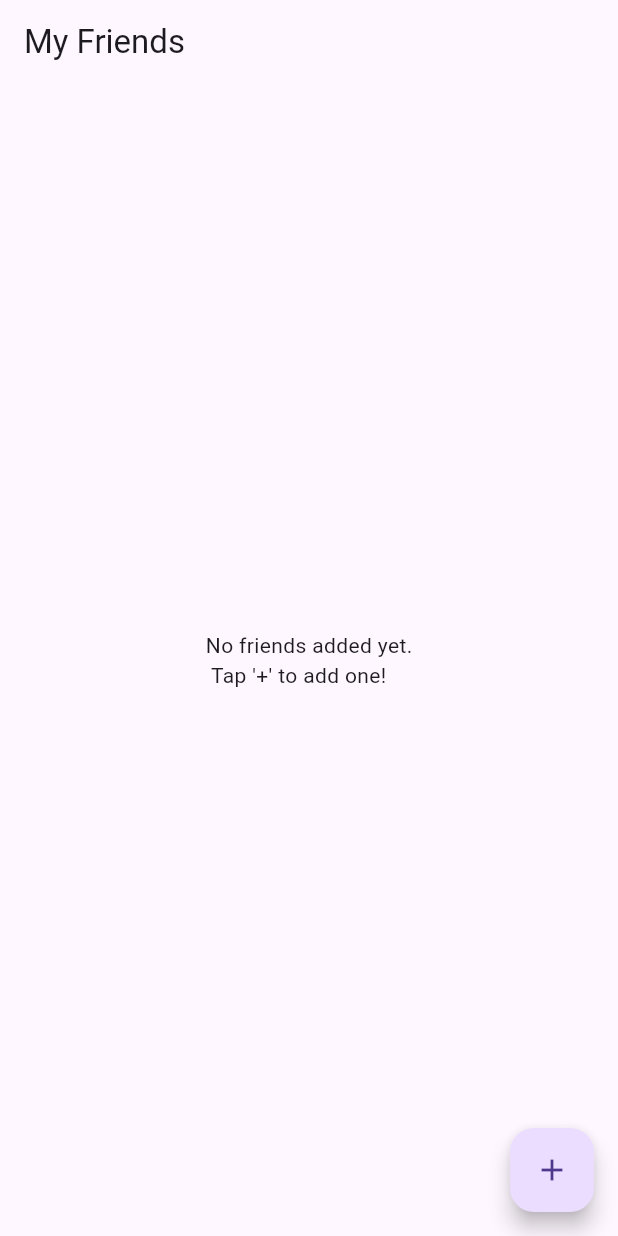
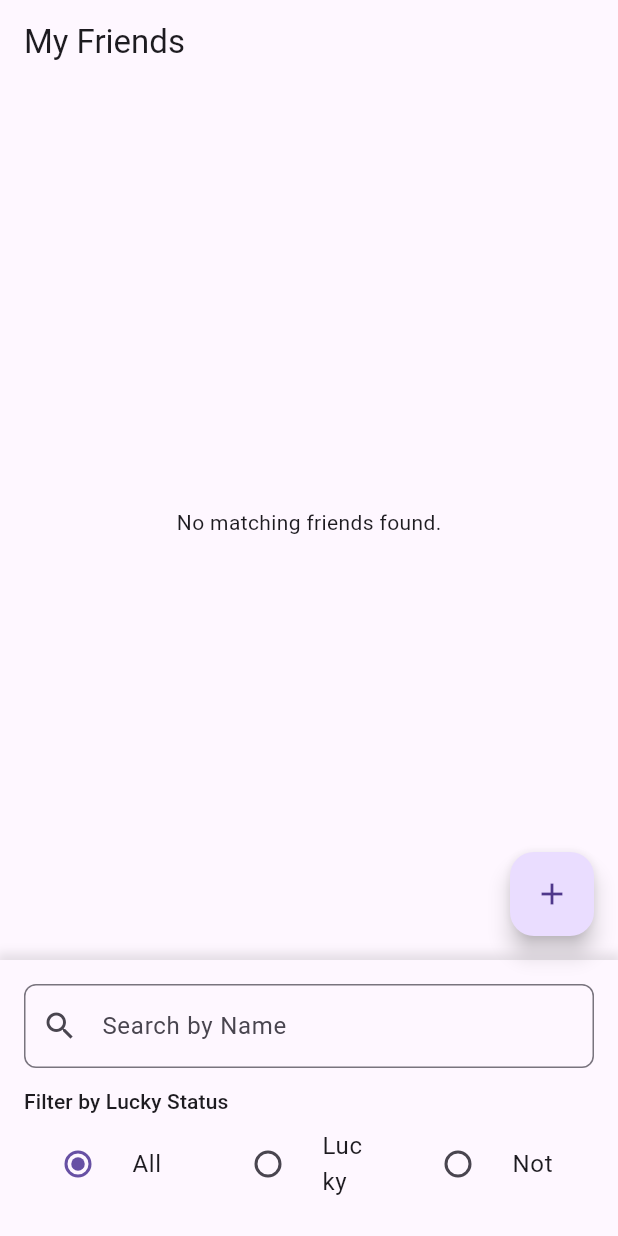
Before and after one commit to DaikiHori/PokeGoFriends, a Flutter app: the screen it shows after launch, on a phone screen of 412 x 824 dp. Run offline on Flutter 3.47's test engine with Material 3 defaults, Android fonts, the phone set to English and light mode, and no system bars; our stand-ins replace sqflite; accounts and stored records are empty.

Commit message:
Search function:検索機能実装

```diff
--- a/lib/l10n/app_en.arb
+++ b/lib/l10n/app_en.arb
@@ -41,5 +41,11 @@
         "example": "John Doe"
       }
     }
+  },
+  "searchByNameLabel": "Search by Name",
+  "filterByLuckyLabel": "Filter by Lucky Status",
+  "luckyFilterAll": "All",
+  "luckyFilterLuckyOnly": "Lucky",
+  "luckyFilterNotLucky": "Not",
+  "noMatchingFriendsMessage": "No matching friends found."
 }
-}
--- a/lib/l10n/app_localizations.dart
+++ b/lib/l10n/app_localizations.dart
@@ -253,6 +253,42 @@ abstract class AppLocalizations {
   /// In en, this message translates to:
   /// **'Friend \"{name}\" deleted.'**
   String friendDeletedMessage(String name);
+
+  /// No description provided for @searchByNameLabel.
+  ///
+  /// In en, this message translates to:
+  /// **'Search by Name'**
+  String get searchByNameLabel;
+
+  /// No description provided for @filterByLuckyLabel.
+  ///
+  /// In en, this message translates to:
+  /// **'Filter by Lucky Status'**
+  String get filterByLuckyLabel;
+
+  /// No description provided for @luckyFilterAll.
+  ///
+  /// In en, this message translates to:
+  /// **'All'**
+  String get luckyFilterAll;
+
+  /// No description provided for @luckyFilterLuckyOnly.
+  ///
+  /// In en, this message translates to:
+  /// **'Lucky'**
+  String get luckyFilterLuckyOnly;
+
+  /// No description provided for @luckyFilterNotLucky.
+  ///
+  /// In en, this message translates to:
+  /// **'Not'**
+  String get luckyFilterNotLucky;
+
+  /// No description provided for @noMatchingFriendsMessage.
+  ///
+  /// In en, this message translates to:
+  /// **'No matching friends found.'**
+  String get noMatchingFriendsMessage;
 }
 
 class _AppLocalizationsDelegate
--- a/lib/l10n/app_localizations_en.dart
+++ b/lib/l10n/app_localizations_en.dart
@@ -100,4 +100,22 @@ class AppLocalizationsEn extends AppLocalizations {
   String friendDeletedMessage(String name) {
     return 'Friend \"$name\" deleted.';
   }
+
+  @override
+  String get searchByNameLabel => 'Search by Name';
+
+  @override
+  String get filterByLuckyLabel => 'Filter by Lucky Status';
+
+  @override
+  String get luckyFilterAll => 'All';
+
+  @override
+  String get luckyFilterLuckyOnly => 'Lucky';
+
+  @override
+  String get luckyFilterNotLucky => 'Not';
+
+  @override
+  String get noMatchingFriendsMessage => 'No matching friends found.';
 }
--- a/lib/screens/friends_list_page.dart
+++ b/lib/screens/friends_list_page.dart
@@ -3,10 +3,16 @@
 import 'package:flutter/material.dart';
 import '../database/database_helper.dart';
 import '../l10n/app_localizations.dart';
-import '../models/friend.dart';      // Friendモデルクラスをインポート
+import '../models/friend.dart'; // Friendモデルクラスをインポート
 import 'package:poke_go_friends/screens/add_friend_page.dart'; // AddFriendPageへ遷移するため
 import 'package:url_launcher/url_launcher.dart'; // URLを開くためのパッケージ
 
+// luckyによるフィルタリングの状態を定義するenum
+enum LuckyFilter {
+  all, // 全ての友達
+  luckyOnly, // luckyが1の友達のみ
+  notLucky // luckyが0の友達のみ
+}
 // FriendsListPageは、データベースから友達のリストを表示するためのステートフルウィジェットです。
 class FriendsListPage extends StatefulWidget {
   const FriendsListPage({super.key});
@@ -16,8 +22,18 @@ class FriendsListPage extends StatefulWidget {
 }
 
 class _FriendsListPageState extends State<FriendsListPage> {
-  // 友達のリストを保持する変数
+  // 友達の全リスト（フィルタリング前）
   List<Friend> _friends = [];
+
+  // フィルタリング後の表示用リスト
+  List<Friend> _filteredFriends = [];
+
+  // 検索バーのテキスト入力用コントローラー
+  final TextEditingController _searchController = TextEditingController();
+
+  // 選択されているluckyフィルタ
+  LuckyFilter _selectedLuckyFilter = LuckyFilter.all;
+
   // データがロード中かどうかを示すフラグ
   bool _isLoading = true;
 
@@ -25,6 +41,17 @@ class _FriendsListPageState extends State<FriendsListPage> {
   void initState() {
     super.initState();
     _loadFriends(); // ウィジェットが初期化されたときに友達のリストをロード
+
+    // 検索テキストの変更をリッスンし、フィルタリングを再実行
+    _searchController.addListener(() {
+      _filterFriends();
+    });
+  }
+
+  @override
+  void dispose() {
+    _searchController.dispose(); // コントローラーを破棄
+    super.dispose();
   }
 
   // データベースから友達のリストをロードする非同期メソッド
@@ -39,6 +66,7 @@ class _FriendsListPageState extends State<FriendsListPage> {
         _friends = loadedFriends; // 取得したリストを更新
         _isLoading = false; // ロード完了
       });
+      _filterFriends(); // データロード後、初期フィルタリングを実行
     } catch (e) {
       // エラー処理
       if (!mounted) return;
@@ -81,7 +109,8 @@ class _FriendsListPageState extends State<FriendsListPage> {
         // 削除成功時のフィードバック
         if (!mounted) return;
         ScaffoldMessenger.of(context).showSnackBar(
-          SnackBar(content: Text(AppLocalizations.of(context).friendDeletedMessage(name))),
+          SnackBar(content: Text(
+              AppLocalizations.of(context).friendDeletedMessage(name))),
         );
         _loadFriends(); // リストを再ロードしてUIを更新
       } catch (e) {
@@ -105,6 +134,30 @@ class _FriendsListPageState extends State<FriendsListPage> {
     }
   }
 
+  // 友達リストをフィルタリングするメソッド
+  void _filterFriends() {
+    final String searchText = _searchController.text.toLowerCase();
+    setState(() {
+      _filteredFriends = _friends.where((friend) {
+        // 名前によるフィルタリング
+        final bool nameMatches = searchText.isEmpty ||
+            friend.name.toLowerCase().contains(searchText);
+
+        // luckyフィルタによるフィルタリング
+        final bool luckyMatches;
+        if (_selectedLuckyFilter == LuckyFilter.luckyOnly) {
+          luckyMatches = friend.lucky == 1;
+        } else if (_selectedLuckyFilter == LuckyFilter.notLucky) {
+          luckyMatches = friend.lucky == 0;
+        } else {
+          luckyMatches = true; // LuckyFilter.all の場合
+        }
+
+        return nameMatches && luckyMatches;
+      }).toList();
+    });
+  }
+
   @override
   Widget build(BuildContext context) {
     final localizations = AppLocalizations.of(context);
@@ -114,17 +167,21 @@ class _FriendsListPageState extends State<FriendsListPage> {
         title: Text(localizations.friendsListPageTitle), // ページのタイトル
       ),
       body: _isLoading
-          ? const Center(child: CircularProgressIndicator()) // ロード中はプログレスインジケータを表示
-          : _friends.isEmpty
-          ? Center(child: Text(localizations.noFriendsMessage)) // 友達がいない場合のメッセージ
+          ? const Center(
+          child: CircularProgressIndicator()) // ロード中はプログレスインジケータを表示
+          : _filteredFriends.isEmpty
+          ? Center(
+          child: Text(localizations.noMatchingFriendsMessage)) // 友達がいない場合のメッセージ
           : ListView.builder(
-        itemCount: _friends.length,
+        itemCount: _filteredFriends.length, // フィルタリング後のリストの件数を使用
         itemBuilder: (context, index) {
-          final friend = _friends[index];
+          final friend = _filteredFriends[index];
           return Card( // 各友達をカードで表示
-            margin: const EdgeInsets.symmetric(horizontal: 16.0, vertical: 8.0),
+            margin: const EdgeInsets.symmetric(
+                horizontal: 16.0, vertical: 8.0),
             elevation: 4.0,
-            shape: RoundedRectangleBorder(borderRadius: BorderRadius.circular(12.0)),
+            shape: RoundedRectangleBorder(
+                borderRadius: BorderRadius.circular(12.0)),
             child: ListTile(
               contentPadding: const EdgeInsets.all(16.0),
               title: Row(
@@ -147,22 +204,28 @@ class _FriendsListPageState extends State<FriendsListPage> {
                   if (friend.contacted == 1)
                     const Padding(
                       padding: EdgeInsets.only(right: 4.0),
-                      child: Icon(Icons.check_circle, color: Colors.green, size: 18),
+                      child: Icon(Icons.check_circle, color: Colors.green,
+                          size: 18),
                     ),
                   // canContactアイコン
                   if (friend.canContact == 1)
-                    const Icon(Icons.phone_in_talk, color: Colors.blue, size: 18),
+                    const Icon(
+                        Icons.phone_in_talk, color: Colors.blue, size: 18),
                 ],
               ),
               subtitle: Column(
                 crossAxisAlignment: CrossAxisAlignment.start,
                 children: [
-                  if (friend.campfireName != null && friend.campfireName!.isNotEmpty)
+                  if (friend.campfireName != null &&
+                      friend.campfireName!.isNotEmpty)
                     Text(
-                      '${localizations.friendCampfireNameLabel}: ${friend.campfireName!}',
-                      style:  TextStyle(
+                      '${localizations.friendCampfireNameLabel}: ${friend
+                          .campfireName!}',
+                      style: TextStyle(
                         // contactedが1なら青、そうでなければデフォルトの色
-                        color: friend.contacted == 1 ? Colors.lightGreen : null,
+                        color: friend.contacted == 1
+                            ? Colors.lightGreen
+                            : null,
                       ),
                     ),
 
@@ -173,7 +236,8 @@ class _FriendsListPageState extends State<FriendsListPage> {
                         _launchUrl('https://x.com/${friend.xAccount!}');
                       },
                       child: Text(
-                        '${localizations.friendXAccountLabel}: ${friend.xAccount!}',
+                        '${localizations.friendXAccountLabel}: ${friend
+                            .xAccount!}',
                         style: const TextStyle(
                           color: Colors.blue, // リンクのように青色にする
                           fontWeight: FontWeight.bold,
@@ -184,7 +248,8 @@ class _FriendsListPageState extends State<FriendsListPage> {
               ),
               trailing: IconButton(
                 icon: const Icon(Icons.delete, color: Colors.red),
-                onPressed: () => _deleteFriend(friend.id!, friend.name), // 削除ボタン
+                onPressed: () =>
+                    _deleteFriend(friend.id!, friend.name), // 削除ボタン
               ),
               onTap: () async {
                 // 友達の詳細/編集ページへ遷移 (Friendオブジェクトを渡す)
@@ -217,6 +282,87 @@ class _FriendsListPageState extends State<FriendsListPage> {
         tooltip: localizations.addFriendButtonTooltip,
         child: const Icon(Icons.add),
       ),
+      // 検索バーを最下部に固定
+      bottomNavigationBar: Container(
+        padding: const EdgeInsets.all(16.0),
+        decoration: BoxDecoration(
+          color: Theme
+              .of(context)
+              .cardColor, // カードの背景色に合わせる
+          boxShadow: [
+            BoxShadow(
+              color: Colors.black.withOpacity(0.1),
+              spreadRadius: 2,
+              blurRadius: 5,
+              offset: const Offset(0, -3), // 上部に影をつける
+            ),
+          ],
+        ),
+        child: Column(
+          mainAxisSize: MainAxisSize.min, // 高さを内容に合わせる
+          crossAxisAlignment: CrossAxisAlignment.start,
+          children: [
+            TextField(
+              controller: _searchController,
+              decoration: InputDecoration(
+                labelText: localizations.searchByNameLabel, // 検索バーのラベル
+                border: const OutlineInputBorder(
+                  borderRadius: BorderRadius.all(Radius.circular(8.0)),
+                ),
+                prefixIcon: const Icon(Icons.search), // 検索アイコン
+              ),
+            ),
+            const SizedBox(height: 12.0),
+            Text(localizations.filterByLuckyLabel, style: Theme
+                .of(context)
+                .textTheme
+                .titleSmall), // ラジオボタンのタイトル
+            Row(
+              children: [
+                Expanded(
+                  child: RadioListTile<LuckyFilter>(
+                    title: Text(localizations.luckyFilterAll),
+                    value: LuckyFilter.all,
+                    groupValue: _selectedLuckyFilter,
+                    onChanged: (LuckyFilter? value) {
+                      setState(() {
+                        _selectedLuckyFilter = value!;
+                        _filterFriends(); // ラジオボタン変更でフィルタリングを再実行
+                      });
+                    },
+                  ),
+                ),
+                Expanded(
+                  child: RadioListTile<LuckyFilter>(
+                    title: Text(localizations.luckyFilterLuckyOnly),
+                    value: LuckyFilter.luckyOnly,
+                    groupValue: _selectedLuckyFilter,
+                    onChanged: (LuckyFilter? value) {
+                      setState(() {
+                        _selectedLuckyFilter = value!;
+                        _filterFriends();
+                      });
+                    },
+                  ),
+                ),
+                Expanded(
+                  child: RadioListTile<LuckyFilter>(
+                    title: Text(localizations.luckyFilterNotLucky),
+                    value: LuckyFilter.notLucky,
+                    groupValue: _selectedLuckyFilter,
+                    onChanged: (LuckyFilter? value) {
+                      setState(() {
+                        _selectedLuckyFilter = value!;
+                        _filterFriends();
+                      });
+                    },
+                  ),
+                ),
+              ],
+            ),
+          ],
+        ),
+      ),
     );
   }
 }
--- a/pubspec.yaml
+++ b/pubspec.yaml
@@ -16,7 +16,7 @@ publish_to: 'none' # Remove this line if you wish to publish to pub.dev
 # https://developer.apple.com/library/archive/documentation/General/Reference/InfoPlistKeyReference/Articles/CoreFoundationKeys.html
 # In Windows, build-name is used as the major, minor, and patch parts
 # of the product and file versions while build-number is used as the build suffix.
-version: 1.0.0+1
+version: 1.1.0+1
 
 environment:
   sdk: ^3.8.1
```
Also changed, not shown: lib/l10n/app_ja.arb (+7 -1 lines), lib/l10n/app_localizations_ja.dart (+18 -0 lines). Lines whose indentation alone changed are shown as unchanged.
